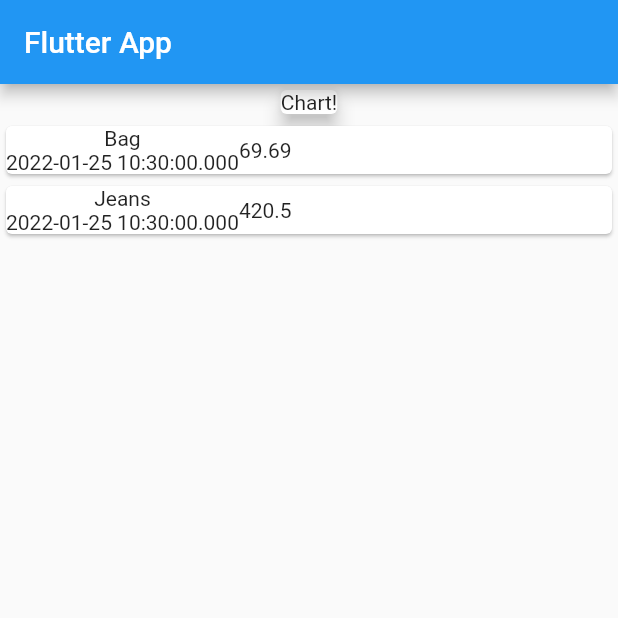
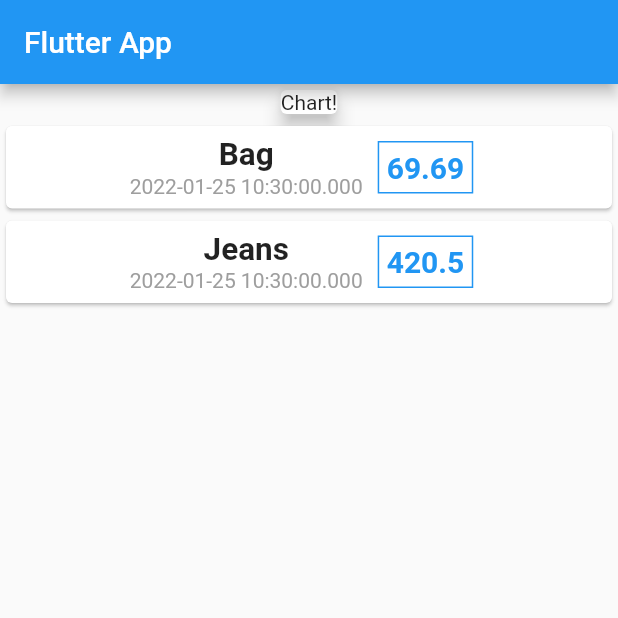
Before and after one commit to Toxicann/Expenses_Planner, a Flutter app: the screen it shows after launch, on a phone screen of 412 x 824 dp, the top half of it. Run offline on Flutter 3.47's test engine with Material 2 defaults, Android fonts, the phone set to English and light mode, and no system bars.

Commit message:
a bit of styling

```diff
--- a/lib/main.dart
+++ b/lib/main.dart
@@ -1,3 +1,5 @@
+import 'dart:ui';
+
 import 'package:flutter/material.dart';
 import './transactions.dart';
 
@@ -30,27 +32,58 @@ class MyHomePage extends StatelessWidget {
         body: Container(
           width: double.infinity,
           child: Column(
+            mainAxisAlignment: MainAxisAlignment.start,
+            crossAxisAlignment: CrossAxisAlignment.center,
             children: <Widget>[
               Card(
                 child: Text("Chart!"),
                 elevation: 5,
               ),
               Column(
-                children: transactions.map((e) {
+                children: transactions.map(
+                  (e) {
                     return Card(
                       child: Row(
+                        mainAxisAlignment: MainAxisAlignment.center,
                         children: [
                           Column(
                             children: [
-                            Text(e.title),
-                            Text(e.date.toString()),
+                              Text(
+                                e.title,
+                                style: TextStyle(
+                                  fontSize: 21,
+                                  fontWeight: FontWeight.bold,
+                                ),
+                              ),
+                              Text(
+                                e.date.toString(),
+                                style: TextStyle(color: Colors.grey),
+                              ),
                             ],
                           ),
-                        Text(e.amount.toString())
+                          Container(
+                            margin: EdgeInsets.all(10.0),
+                            padding: EdgeInsets.all(5.0),
+                            decoration: BoxDecoration(
+                              border: Border.all(
+                                width: 1.0,
+                                color: Colors.blue,
+                              ),
+                            ),
+                            child: Text(
+                              e.amount.toString(),
+                              style: TextStyle(
+                                fontSize: 20,
+                                color: Colors.blue,
+                                fontWeight: FontWeight.bold,
+                              ),
+                            ),
+                          )
                         ],
                       ),
                     );
-                }).toList(),
+                  },
+                ).toList(),
               )
             ],
           ),
```
Lines whose indentation alone changed are shown as unchanged.
